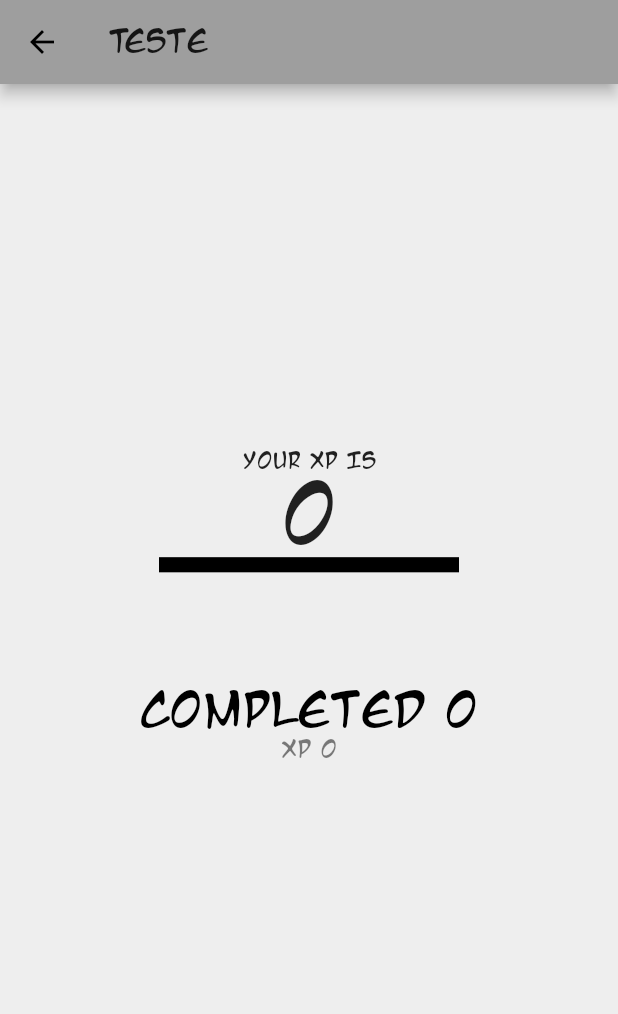
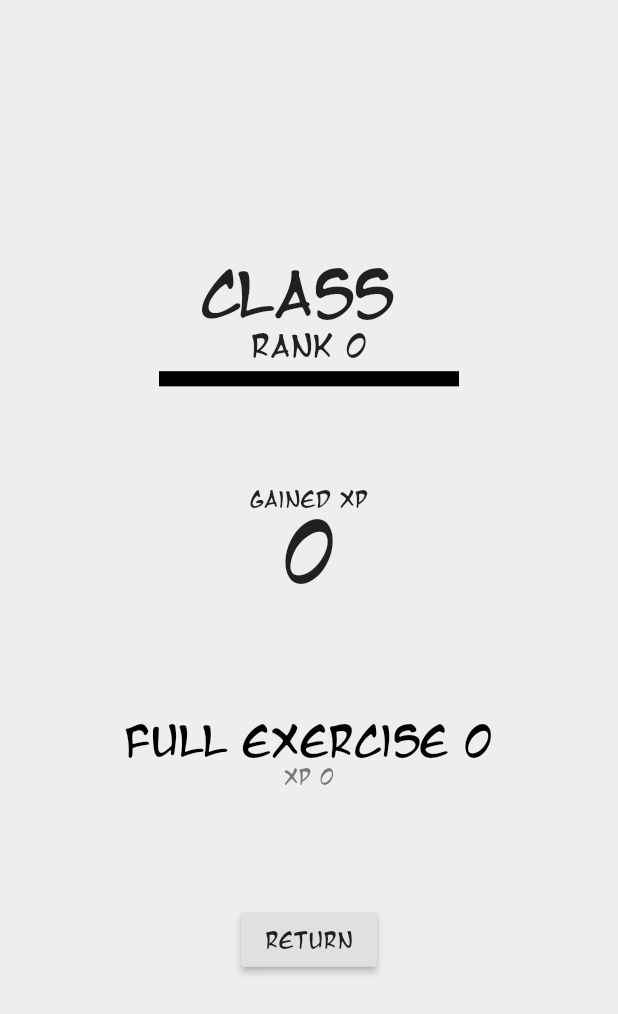
Before and after one commit to luizadelnegro/One-Punch-Man-Workout, a Flutter app: the GainXp screen opened directly with empty values, on a phone screen of 412 x 824 dp. Shown: the top 1014 px of the screen. Run offline on Flutter 3.47's test engine with Material 2 defaults, Android fonts, the phone set to English and light mode, and no system bars; our stand-ins replace flutter_calendar_carousel, shared_preferences, sqflite; missing offline and left inert: dart:ffi; accounts and stored records are empty; generated files the repository leaves out were written again.

Commit message:
Complete gained xp screen
Add translations

```diff
--- a/lib/app-settings/ranks_definition.dart
+++ b/lib/app-settings/ranks_definition.dart
@@ -124,29 +124,11 @@ class PlayerRank {
     return xp;
   }
   static double calculateMultStreak(int streak) {
-    double mult;
-    switch(streak){
-      case 15: {
-        mult = 2;
-      }
-      break;
-      case 10: {
-        mult =  1;
-      }
-      break;
-      case 5: {
-        mult = 0.4;
-      }
-      break;
-      case 3: {
-        mult = 0.2;
-      }
-      break;
-      default: {
-        mult = 0;
-      }
-    }
-    return mult;
+    if(streak >= 15) return 2;
+    if(streak >= 7) return 1;
+    if(streak >= 5) return 0.5;
+    if(streak >= 2) return 0.2;
+    return 0;
   }
   static double calculateMultStreakXP(int streak, double xp) {
     double mult = calculateMultStreak(streak);
@@ -162,15 +144,9 @@ class PlayerRank {
     totalGainedXp = totalGainedXp + calculateMultStreakXP(streak, totalGainedXp);
     return totalGainedXp.ceil();
   }
-  static void registerExercise(ExerciseMade exercise, [int xpCalculated]) async {
-    int xp;
-    if(xpCalculated == null) {
-      xp = await calculateXpFromExerciseMade(exercise);
-    }
-    else {
-      xp = xpCalculated;
-    }
-    addPlayerXp(xp);
+  static void registerExercise(ExerciseMade exercise) async {
+    int xpCalculated = await calculateXpFromExerciseMade(exercise);
+    addPlayerXp(xpCalculated);
   }
 
 
--- a/lib/l10n/app_en.arb
+++ b/lib/l10n/app_en.arb
@@ -78,6 +78,25 @@
   "next": "next",
   "@next": {
     "description": "Next"
+  },
+  "daysStreak": "days streak",
+  "@daysStreak": {
+    "description": "Days in streak"
+  },
+  "fullExercise": "full exercise",
+  "@fullExercise": {
+    "description": "fullExercise"
+  },
+  "returnString": "return",
+  "@returnString": {
+    "description": "Return"
+  },
+  "gained": "gained",
+  "@gained": {
+    "description": "Gained"
+  },
+  "xp": "xp",
+  "@xp": {
+    "description": "Experience abbreviated"
   }
-
 }
--- a/lib/pages/gain_xp_page.dart
+++ b/lib/pages/gain_xp_page.dart
@@ -3,6 +3,7 @@ import 'package:flutter/material.dart';
 import 'package:one_punch_man_workout/app-settings/ranks_definition.dart';
 import 'package:one_punch_man_workout/model/exercise_made_model.dart';
 import 'package:flutter/painting.dart';
+import 'package:flutter_gen/gen_l10n/app_localizations.dart';
 
 class GainXp extends StatefulWidget {
   final ExerciseMade exercise;
@@ -22,6 +23,8 @@ class _GainXpState extends State<GainXp> {
   int initialPlayerXp = 0;
   int nexClassXp = 0;
   double percentageClass = 0;
+  int playerRankNum = 0;
+  String playerClassName = "";
   List<Text> _messagesList = [];
   _GainXpState(this.exercise);
 
@@ -81,10 +84,10 @@ class _GainXpState extends State<GainXp> {
       //updateMessagesList();
       setState((){
         _messagesList.insert(0,
-          Text("XP " + rawXp.floor().toString(),
+          Text(AppLocalizations.of(context).xp + " " + rawXp.floor().toString(),
             style: TextStyle(
               color: Colors.black,
-              fontSize: 30
+              fontSize: 27
             )
           )
         );
@@ -97,10 +100,10 @@ class _GainXpState extends State<GainXp> {
       setState((){
         double gainedCompletedXp = this.totalGainedXp * 0.5;
         _messagesList.insert(0,
-          Text("Completed " + gainedCompletedXp.floor().toString(),
+          Text(AppLocalizations.of(context).fullExercise + " " + gainedCompletedXp.floor().toString(),
           style: TextStyle(
               color: Colors.black,
-              fontSize: 30
+              fontSize: 27
             )
           ),
         );
@@ -113,10 +116,10 @@ class _GainXpState extends State<GainXp> {
       setState((){
         double gainedStreakXp = this.streakMult * this.totalGainedXp;
         _messagesList.insert(0,
-          Text(this.streakDays.toString() + " days streak " + gainedStreakXp.floor().toString(),
+          Text(this.streakDays.toString() + " " + AppLocalizations.of(context).daysStreak + " " + gainedStreakXp.floor().toString(),
           style: TextStyle(
               color: Colors.black,
-              fontSize: 30
+              fontSize: 27
             )
           ),
         );
@@ -126,10 +129,16 @@ class _GainXpState extends State<GainXp> {
     });
 
   }
-
+  Future<void> getPlayerRank() async {
+    final playerClassDefinition = await PlayerRank.getPlayerRankClass();
+    this.playerClassName = playerClassDefinition.className;
+    final playerRankNum = await PlayerRank.getPlayerRankNum();
+    this.playerRankNum = playerRankNum;
+  }
   @override
   void initState() {
     //PlayerRank.registerExercise(exercise);
+    getPlayerRank();
     getPlayerInitialXp();
     calculateMultStreak();
     calculateRawXp();
@@ -142,20 +151,22 @@ class _GainXpState extends State<GainXp> {
     // TODO: implement build
     return Scaffold(
       backgroundColor: Theme.of(context).backgroundColor,
-      appBar: AppBar(
-        title: Text("Teste"),
-      ),
       body: Column(
         mainAxisAlignment: MainAxisAlignment.center,
         crossAxisAlignment: CrossAxisAlignment.center,
         children: [
-          Text("YOUR XP IS"),
-          Text((this.totalGainedXp + this.initialPlayerXp).floor().toString(),
+          Text(AppLocalizations.of(context).classString + " " + this.playerClassName,
             style: TextStyle(
-              fontSize: 50,
+              fontSize: 40,
+            ),
+          ),
+          Text(AppLocalizations.of(context).rank + " " + this.playerRankNum.toString(),
+            style: TextStyle(
+              fontSize: 20,
             ),
           ),
           Container(
+            padding: EdgeInsets.only(top:5, bottom: 27),
             width: 200,
             child: LinearProgressIndicator(
               value: this.percentageClass,
@@ -163,6 +174,18 @@ class _GainXpState extends State<GainXp> {
               backgroundColor: Colors.grey,
               valueColor: AlwaysStoppedAnimation<Color>(Colors.black),
             ),
+          ),
+          Container(
+            padding: EdgeInsets.only(top: 40),
+            child: Text(AppLocalizations.of(context).gained + " " + AppLocalizations.of(context).xp),
+          ),
+          Container(
+            padding: EdgeInsets.only(bottom: 5),
+            child: Text((this.totalGainedXp).floor().toString(),
+              style: TextStyle(
+                fontSize: 50,
+              ),
+            )
           ),
           Container(
             height: 200,
@@ -175,6 +198,12 @@ class _GainXpState extends State<GainXp> {
               )
             )
           ),
+          RaisedButton(
+            onPressed: () {
+              Navigator.of(context).pop();
+            },
+            child: Text(AppLocalizations.of(context).returnString),
+          )
         ]
       ),
     );
--- a/lib/pages/registerexercise.dart
+++ b/lib/pages/registerexercise.dart
@@ -133,6 +133,7 @@ class _RegisterExerciseFormState extends State<RegisterExerciseForm> {
                   Scaffold.of(context).removeCurrentSnackBar();
                   Scaffold.of(context)
                       .showSnackBar(SnackBar(content: Text('Completed')));
+                  PlayerRank.registerExercise(exercise);
                   Navigator.of(context).pop();
                   Navigator.of(context).push(MaterialPageRoute(builder: (_) => GainXp(exercise)));
                 }
```
Also changed, not shown: lib/l10n/app_pt.arb (+7 -2 lines).
